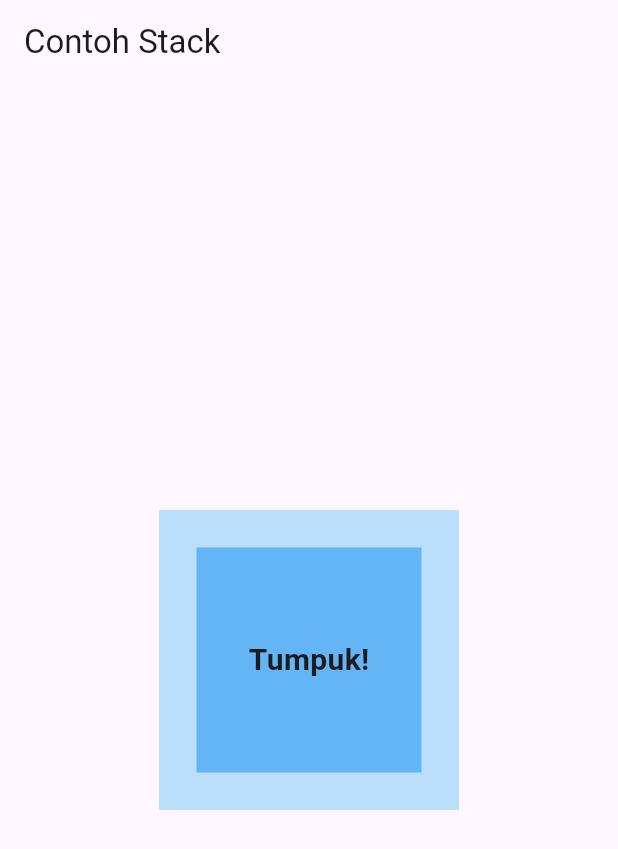
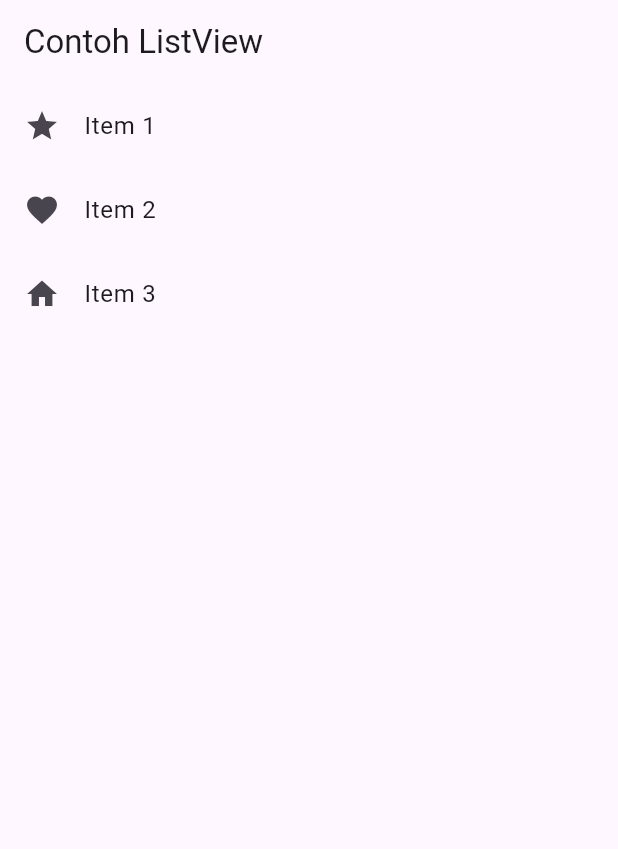
Before and after one commit to Alyaajeng/pem_mobile, a Flutter app: the screen it shows after launch, on a phone screen of 412 x 824 dp. Shown: the top 849 px of the screen. Run offline on Flutter 3.47's test engine with Material 3 defaults, Android fonts, the phone set to English and light mode, and no system bars; our stand-ins replace google_fonts, just_audio.

Commit message:
Contoh ListView_Stack Example (Multi-child Layout di Flutter)

```diff
--- a/flutter/pertemuan7/lib/main.dart
+++ b/flutter/pertemuan7/lib/main.dart
@@ -12,28 +12,23 @@ class StackExample extends StatelessWidget {
     return MaterialApp(
       home: Scaffold(
         appBar: AppBar(
-          title: Text('Contoh Stack'),
+          title: Text('Contoh ListView'),
         ),
-        body: Center(
-          child: Stack(
-            alignment: Alignment.center,
-            children: [
-              Container(
-                width: 200,
-                height: 200,
-                color: Colors.blue[100],
-              ),
-              Container(
-                width: 150,
-                height: 150,
-                color: Colors.blue[300],
-              ),
-              Text(
-                'Tumpuk!',
-                style: TextStyle(fontSize: 20, fontWeight: FontWeight.bold),
-             )
-            ],
-          ),
+        body: ListView(
+          children: [
+            ListTile(
+              title: Text('Item 1'),
+              leading: Icon(Icons.star),
+            ),
+            ListTile(
+              title: Text('Item 2'),
+              leading: Icon(Icons.favorite),
+            ),
+            ListTile(
+              title: Text('Item 3'),
+              leading: Icon(Icons.home),
+            ),
+          ],
         ),
       ),
     );
```
